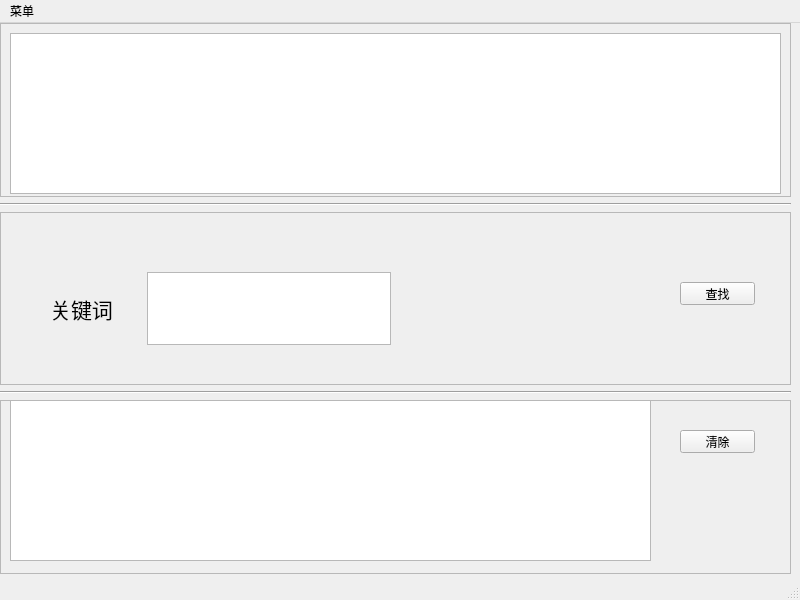
Old version of the form 20191224/findStrUI.ui in the repository penpen456/pyqt5_test.
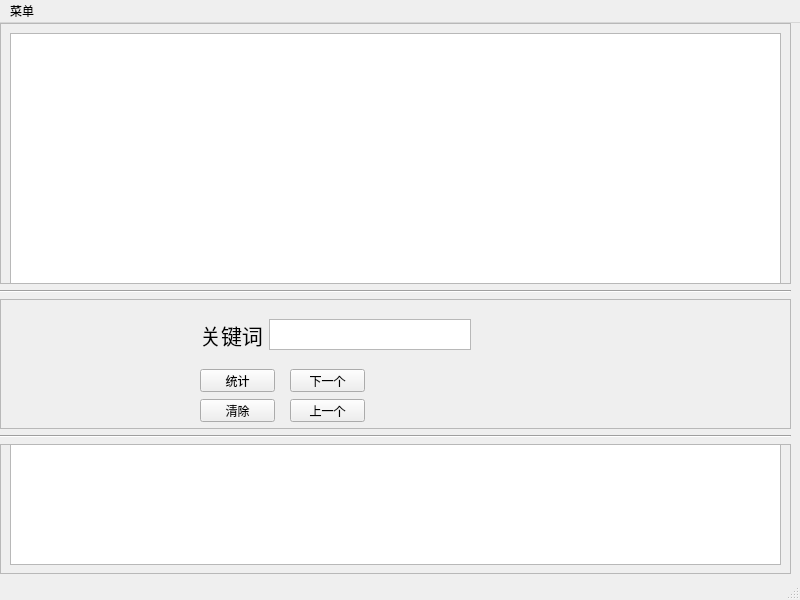
New version of the form.

Commit message: 单词查找器---关键词定位实现

Diff of the .ui file:
```diff
--- a/20191224/findStrUI.ui
+++ b/20191224/findStrUI.ui
@@ -29,7 +29,7 @@
        <property name="sizePolicy">
         <sizepolicy hsizetype="Preferred" vsizetype="Expanding">
          <horstretch>0</horstretch>
-         <verstretch>1</verstretch>
+         <verstretch>2</verstretch>
         </sizepolicy>
        </property>
        <property name="frameShape">
@@ -44,7 +44,7 @@
           <x>10</x>
           <y>10</y>
           <width>771</width>
-          <height>161</height>
+          <height>251</height>
          </rect>
         </property>
        </widget>
@@ -74,23 +74,23 @@
        <widget class="QPushButton" name="pushButton_find">
         <property name="geometry">
          <rect>
-          <x>680</x>
+          <x>200</x>
           <y>70</y>
           <width>75</width>
           <height>23</height>
          </rect>
         </property>
         <property name="text">
-         <string>查找</string>
+         <string>统计</string>
         </property>
        </widget>
        <widget class="QWidget" name="layoutWidget">
         <property name="geometry">
          <rect>
-          <x>50</x>
-          <y>60</y>
-          <width>341</width>
-          <height>73</height>
+          <x>200</x>
+          <y>20</y>
+          <width>271</width>
+          <height>31</height>
          </rect>
         </property>
         <layout class="QHBoxLayout" name="horizontalLayout">
@@ -123,10 +123,55 @@
           </spacer>
          </item>
          <item>
-          <widget class="QPlainTextEdit" name="plainTextEdit_keyword"/>
+          <widget class="QPlainTextEdit" name="plainTextEdit_keyword">
+           <property name="font">
+            <font>
+             <pointsize>11</pointsize>
+            </font>
+           </property>
+          </widget>
          </item>
         </layout>
        </widget>
+       <widget class="QPushButton" name="pushButton_clear">
+        <property name="geometry">
+         <rect>
+          <x>200</x>
+          <y>100</y>
+          <width>75</width>
+          <height>23</height>
+         </rect>
+        </property>
+        <property name="text">
+         <string>清除</string>
+        </property>
+       </widget>
+       <widget class="QPushButton" name="pushButton_next">
+        <property name="geometry">
+         <rect>
+          <x>290</x>
+          <y>70</y>
+          <width>75</width>
+          <height>23</height>
+         </rect>
+        </property>
+        <property name="text">
+         <string>下一个</string>
+        </property>
+       </widget>
+       <widget class="QPushButton" name="pushButton_last">
+        <property name="geometry">
+         <rect>
+          <x>290</x>
+          <y>100</y>
+          <width>75</width>
+          <height>23</height>
+         </rect>
+        </property>
+        <property name="text">
+         <string>上一个</string>
+        </property>
+       </widget>
       </widget>
      </item>
      <item>
@@ -155,27 +200,14 @@
          <rect>
           <x>10</x>
           <y>0</y>
-          <width>641</width>
-          <height>161</height>
+          <width>771</width>
+          <height>121</height>
          </rect>
         </property>
         <property name="readOnly">
          <bool>true</bool>
         </property>
        </widget>
-       <widget class="QPushButton" name="pushButton_clear">
-        <property name="geometry">
-         <rect>
-          <x>680</x>
-          <y>30</y>
-          <width>75</width>
-          <height>23</height>
-         </rect>
-        </property>
-        <property name="text">
-         <string>清除</string>
-        </property>
-       </widget>
       </widget>
      </item>
     </layout>
```
The commit also changes 2 other files.
